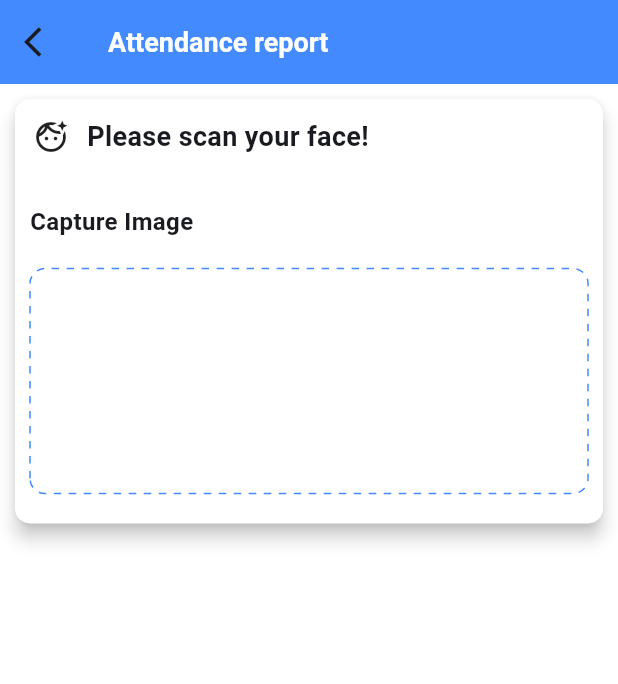
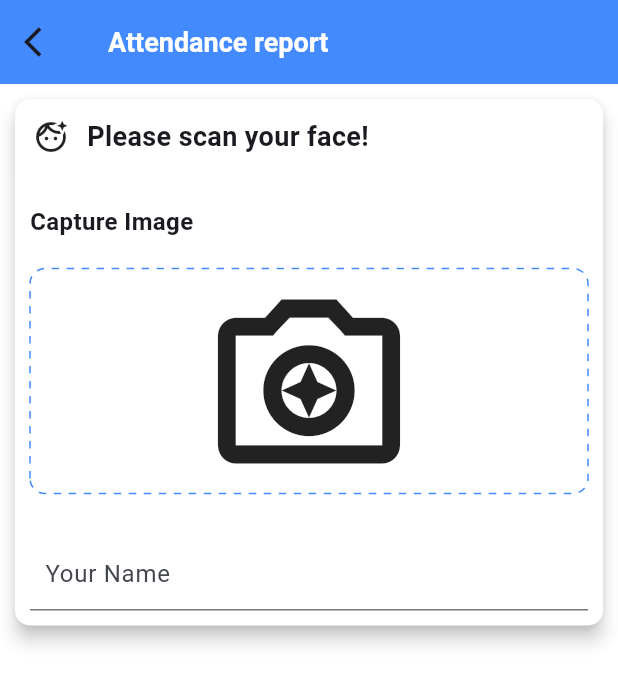
Before and after one commit to ShikaaDhia/attandance_app, a Flutter app: the AttendanceScreen screen opened directly, on a phone screen of 412 x 824 dp. Shown: the top 684 px of the screen. Run offline on Flutter 3.47's test engine with Material 3 defaults, Android fonts, the phone set to English and light mode, and no system bars; drawn by our look-alikes of dotted_border; our stand-ins replace camera, cloud_firestore, firebase_core; accounts and stored records are empty.

Commit message:
creating name text field

```diff
--- a/lib/ui/attend/attendance_screen.dart
+++ b/lib/ui/attend/attendance_screen.dart
@@ -3,6 +3,7 @@
 import 'package:cloud_firestore/cloud_firestore.dart';
 import 'package:dotted_border/dotted_border.dart';
 import 'package:flutter/material.dart';
+import 'dart:io';
 
 class AttendanceScreen extends StatefulWidget {
   final XFile? image;
@@ -120,12 +121,31 @@
                     color: Colors.blueAccent,
                     strokeWidth: 1,
                     dashPattern: const [5, 5],
-                    child: const SizedBox.expand(
+                    child: SizedBox.expand(
                       child: FittedBox(
-
+                        child: image != null
+                        ? Image.file(File(image!.path), fit: BoxFit.cover,)
+                        : const Icon(Icons.camera_enhance_outlined),
                       ),
                     ),
                   ),
+                ),
+              ),
+              Padding(
+                padding: const EdgeInsets.all(10),
+                child: TextField(
+                  textInputAction: TextInputAction.done,
+                  keyboardType: TextInputType.text,
+                  controller: controller,
+                  decoration: const InputDecoration(
+                    contentPadding: EdgeInsets.symmetric(horizontal: 10),
+                    labelText: "Your Name",
+                    hintText: "Please type your name here",
+                    hintStyle: TextStyle(
+                      fontSize: 14,
+                      color: Colors.grey
+                    ),
+                  )
                 ),
               )
             ],
```
